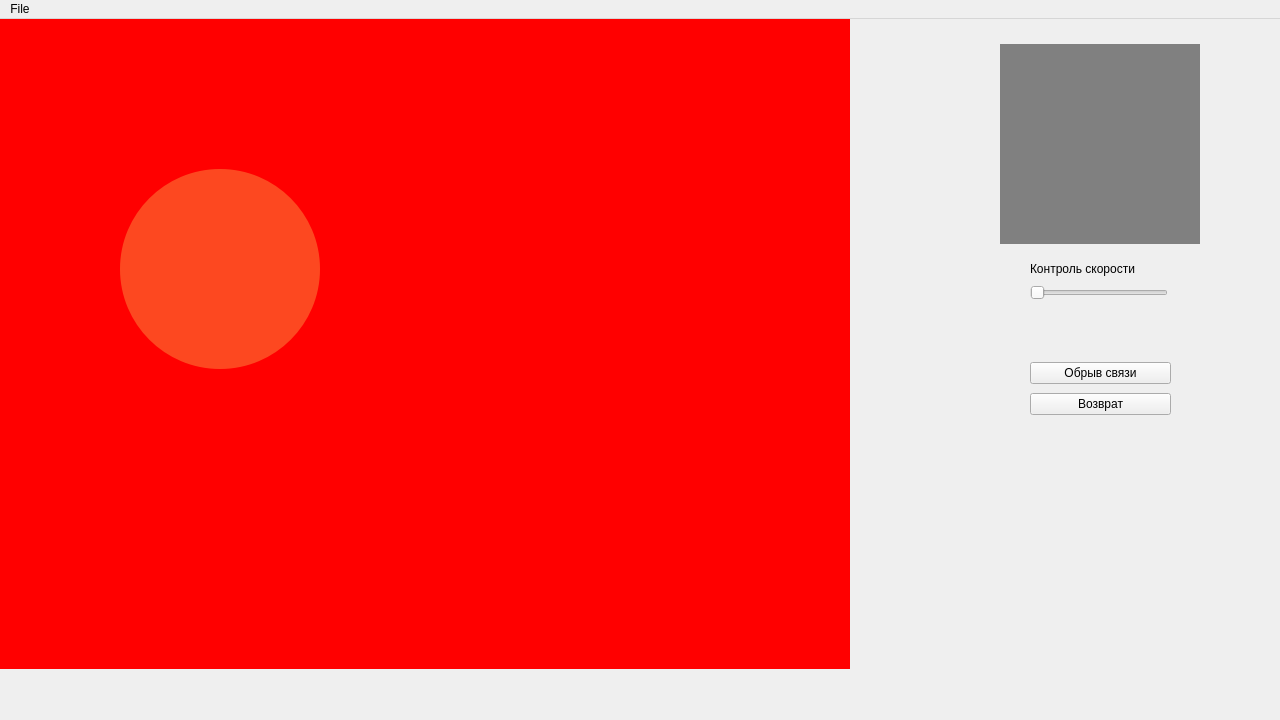
Qt form test-project/simulate/form.ui (RuMax21/simulate_dron) before a commit.
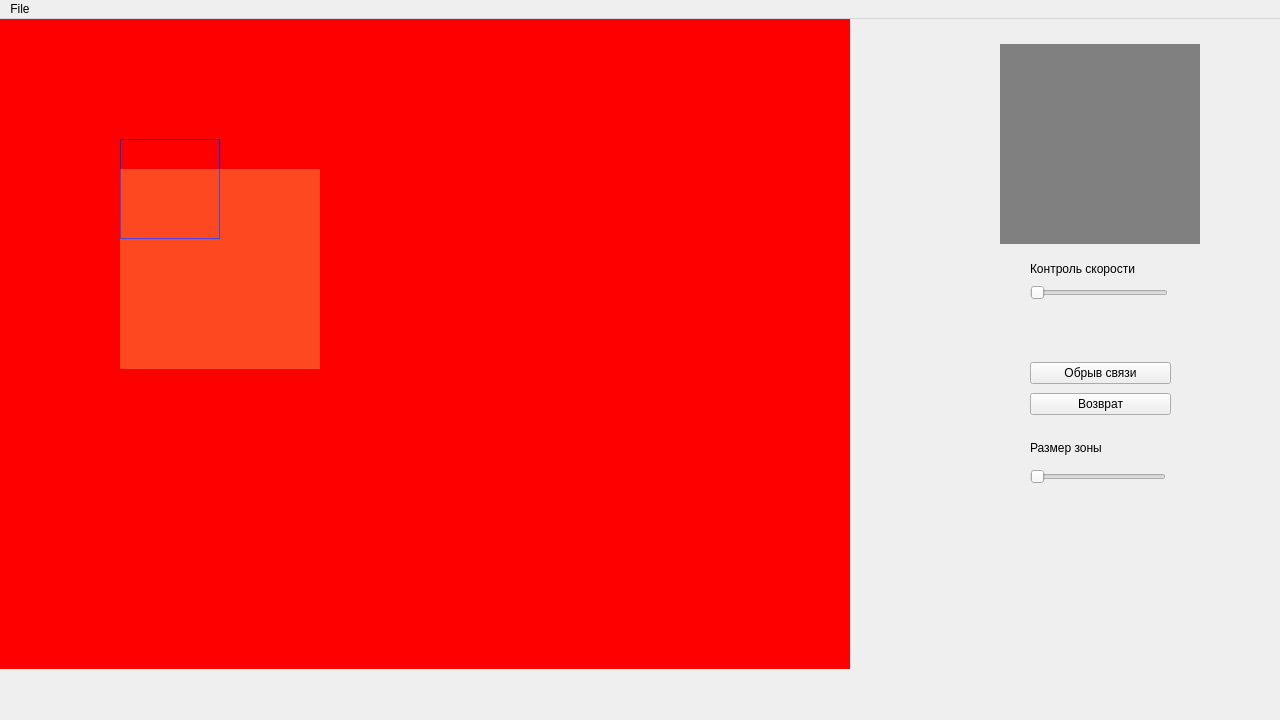
The same form after that commit.

Diff of the .ui file:
```diff
--- a/test-project/simulate/form.ui
+++ b/test-project/simulate/form.ui
@@ -2,6 +2,9 @@
 <ui version="4.0">
  <class>MainWindow</class>
  <widget class="QMainWindow" name="MainWindow">
+  <property name="enabled">
+   <bool>true</bool>
+  </property>
   <property name="geometry">
    <rect>
     <x>0</x>
@@ -24,7 +27,10 @@
 
 #radius_connection{
 	background-color: rgba(249, 240, 107, 0.3);
-	border-radius: 100px;
+}
+
+#dron{
+		border: 1px solid blue;
 }</string>
   </property>
   <widget class="QWidget" name="centralwidget">
@@ -166,6 +172,44 @@
      </item>
     </layout>
    </widget>
+   <widget class="QSlider" name="radius_size">
+    <property name="geometry">
+     <rect>
+      <x>1030</x>
+      <y>450</y>
+      <width>136</width>
+      <height>15</height>
+     </rect>
+    </property>
+    <property name="minimum">
+     <number>150</number>
+    </property>
+    <property name="maximum">
+     <number>500</number>
+    </property>
+    <property name="orientation">
+     <enum>Qt::Horizontal</enum>
+    </property>
+    <property name="invertedAppearance">
+     <bool>false</bool>
+    </property>
+    <property name="invertedControls">
+     <bool>false</bool>
+    </property>
+   </widget>
+   <widget class="QLabel" name="size_zone">
+    <property name="geometry">
+     <rect>
+      <x>1030</x>
+      <y>420</y>
+      <width>136</width>
+      <height>18</height>
+     </rect>
+    </property>
+    <property name="text">
+     <string>Размер зоны</string>
+    </property>
+   </widget>
   </widget>
   <widget class="QMenuBar" name="menubar">
    <property name="geometry">
```
